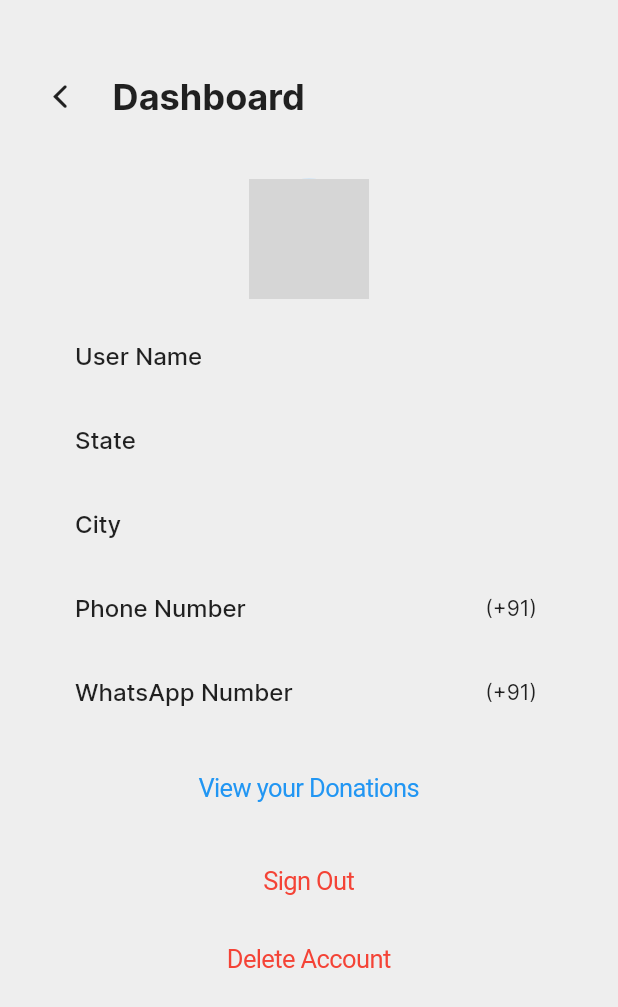
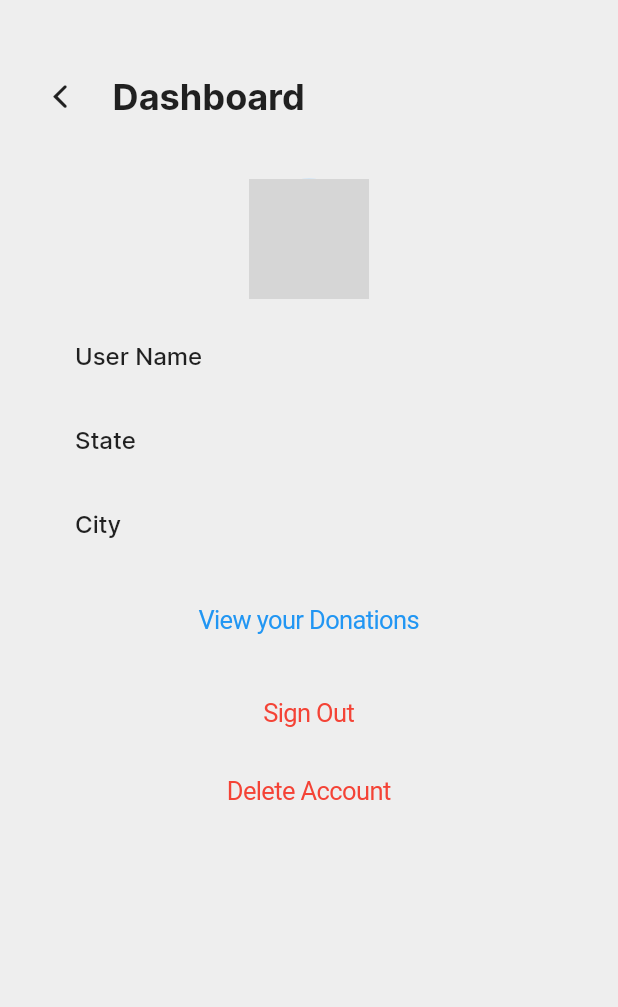
Before and after one commit to RajSolai/lendbook-app, a Flutter app: the DashBoard screen opened directly with empty values, on a phone screen of 412 x 824 dp. Shown: the top 1007 px of the screen. Run offline on Flutter 3.47's test engine with Material 2 defaults, Android fonts, the light colour scheme and no system bars; our stand-ins replace badges, cached_network_image, cloud_firestore, connectivity, firebase_auth, firebase_storage and 9 more; missing offline and left inert: android_intent, geocoder; accounts and stored records are empty; network calls fail; grey boxes are pictures that could not be loaded.

Commit message:
fixed Typo

```diff
--- a/lib/pages/dash.dart
+++ b/lib/pages/dash.dart
@@ -46,8 +46,8 @@ class _DashBoardState extends State<DashBoard> {
           return AlertDialog(
             shape: RoundedRectangleBorder(
                 borderRadius: BorderRadius.all(Radius.circular(8.0))),
-            title: Text("Delete Account"),
-            content: Text("Do Really Want to Delete the Account ?"),
+            title: Text("Sign Out"),
+            content: Text("Do Really Want to Logout from the App ?"),
             actions: <Widget>[
               CupertinoButton(
                   child: Text(
@@ -178,26 +178,6 @@ class _DashBoardState extends State<DashBoard> {
                         ? "Loading"
                         : _userDetails["city"]),
                   ),
-                  ListTile(
-                    contentPadding: EdgeInsets.symmetric(horizontal: 40),
-                    title: Text(
-                      "Phone Number",
-                      style: TextStyle(fontWeight: FontWeight.w500),
-                    ),
-                    trailing: Text(_userDetails == null
-                        ? "Loading"
-                        : "(+91) " + _userDetails["phone"]),
-                  ),
-                  ListTile(
-                    contentPadding: EdgeInsets.symmetric(horizontal: 40),
-                    title: Text(
-                      "WhatsApp Number",
-                      style: TextStyle(fontWeight: FontWeight.w500),
-                    ),
-                    trailing: Text(_userDetails == null
-                        ? "Loading"
-                        : "(+91) " + _userDetails["waphone"]),
-                  )
                 ],
               ),
             ),
```
